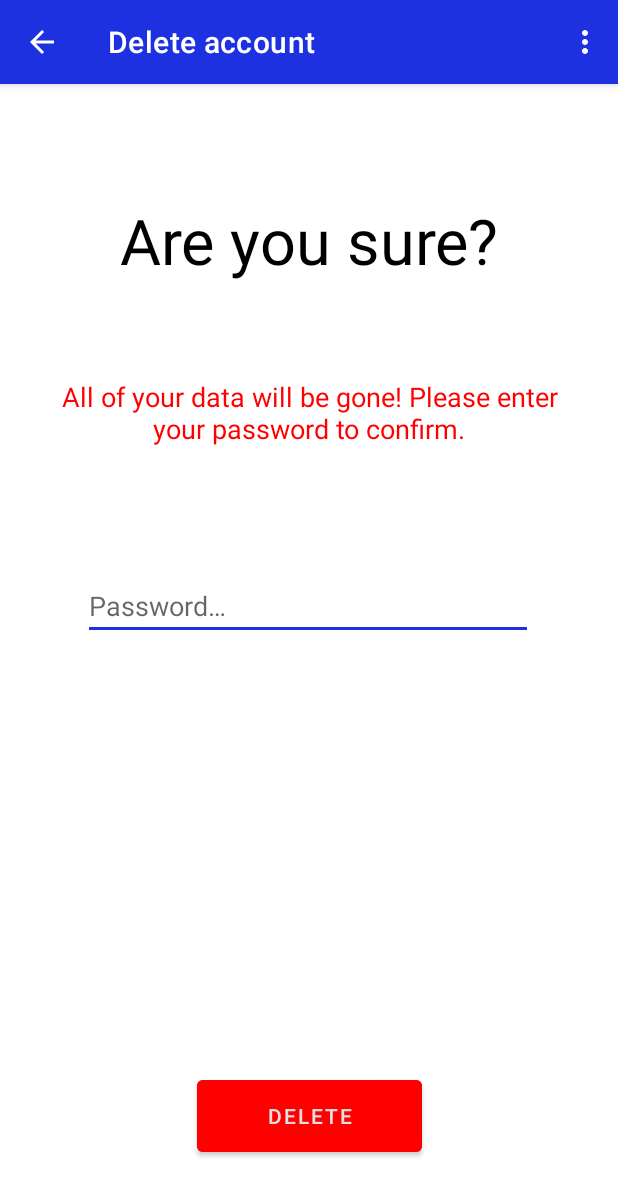
After one commit to Bananenpro/hbank-android-old, an Android app: the DeleteUserActivity screen opened directly, with no data from a screen before it, on a phone screen of 412 x 824 dp. The commit adds this screen. Shown: the top 1196 px of the screen. Run offline under Robolectric (Android 15) with nearby library versions, the phone set to English and light mode, and no system bars.

Commit message:
Add delete user

```diff
--- a/app/src/main/java/de/julianhofmann/h_bank/api/HBankApi.java
+++ b/app/src/main/java/de/julianhofmann/h_bank/api/HBankApi.java
@@ -37,6 +37,9 @@ public interface HBankApi {
     @POST("logout")
     Call<Void> logout(@Header("Authorization") String authorization);
 
+    @DELETE("user/{name}")
+    Call<Void> delete(@Path("name") String name, @Header("Authorization") String authorization);
+
     @POST("transaction")
     Call<Void> transferMoney(@Body TransferMoneyModel model, @Header("Authorization") String authorization);
 
--- a/app/src/main/java/de/julianhofmann/h_bank/ui/auth/LoginActivity.java
+++ b/app/src/main/java/de/julianhofmann/h_bank/ui/auth/LoginActivity.java
@@ -9,7 +9,6 @@ import android.hardware.biometrics.BiometricPrompt;
 import android.os.Bundle;
 import android.os.CancellationSignal;
 import android.os.Handler;
-import android.util.Log;
 import android.view.View;
 import android.widget.Button;
 import android.widget.EditText;
--- a/app/src/main/java/de/julianhofmann/h_bank/ui/main/MainActivity.java
+++ b/app/src/main/java/de/julianhofmann/h_bank/ui/main/MainActivity.java
@@ -44,7 +44,7 @@ import java.util.Objects;
 
 import de.julianhofmann.h_bank.BuildConfig;
 import de.julianhofmann.h_bank.R;
-import de.julianhofmann.h_bank.ui.system.ServerInfoActivity;
+import de.julianhofmann.h_bank.ui.system.InfoActivity;
 import de.julianhofmann.h_bank.ui.system.SettingsActivity;
 import de.julianhofmann.h_bank.api.RetrofitService;
 import de.julianhofmann.h_bank.api.models.LogModel;
@@ -153,7 +153,7 @@ public class MainActivity extends AppCompatActivity {
     }
 
     private void serverInfo() {
-        Intent i = new Intent(this, ServerInfoActivity.class);
+        Intent i = new Intent(this, InfoActivity.class);
         startActivity(i);
     }
 
--- a/app/src/main/java/de/julianhofmann/h_bank/ui/main/log/LogItemInfoActivity.java
+++ b/app/src/main/java/de/julianhofmann/h_bank/ui/main/log/LogItemInfoActivity.java
@@ -23,7 +23,7 @@ import de.julianhofmann.h_bank.R;
 import de.julianhofmann.h_bank.api.RetrofitService;
 import de.julianhofmann.h_bank.api.models.LogModel;
 import de.julianhofmann.h_bank.ui.auth.LoginActivity;
-import de.julianhofmann.h_bank.ui.system.ServerInfoActivity;
+import de.julianhofmann.h_bank.ui.system.InfoActivity;
 import de.julianhofmann.h_bank.ui.system.SettingsActivity;
 import de.julianhofmann.h_bank.util.UpdateService;
 import retrofit2.Call;
@@ -125,7 +125,7 @@ public class LogItemInfoActivity extends AppCompatActivity {
     }
 
     private void serverInfo() {
-        Intent i = new Intent(this, ServerInfoActivity.class);
+        Intent i = new Intent(this, InfoActivity.class);
         startActivity(i);
     }
 
--- a/app/src/main/java/de/julianhofmann/h_bank/ui/main/user_list/UserInfoActivity.java
+++ b/app/src/main/java/de/julianhofmann/h_bank/ui/main/user_list/UserInfoActivity.java
@@ -25,7 +25,7 @@ import de.julianhofmann.h_bank.R;
 import de.julianhofmann.h_bank.api.RetrofitService;
 import de.julianhofmann.h_bank.api.models.UserModel;
 import de.julianhofmann.h_bank.ui.auth.LoginActivity;
-import de.julianhofmann.h_bank.ui.system.ServerInfoActivity;
+import de.julianhofmann.h_bank.ui.system.InfoActivity;
 import de.julianhofmann.h_bank.ui.system.SettingsActivity;
 import de.julianhofmann.h_bank.ui.transaction.PaymentPlanActivity;
 import de.julianhofmann.h_bank.ui.transaction.TransferMoneyActivity;
@@ -97,7 +97,7 @@ public class UserInfoActivity extends AppCompatActivity {
     }
 
     private void serverInfo() {
-        Intent i = new Intent(this, ServerInfoActivity.class);
+        Intent i = new Intent(this, InfoActivity.class);
         startActivity(i);
     }
 
--- a/app/src/main/java/de/julianhofmann/h_bank/ui/system/ServerInfoActivity.java
+++ b/app/src/main/java/de/julianhofmann/h_bank/ui/system/InfoActivity.java
@@ -19,12 +19,12 @@ import de.julianhofmann.h_bank.api.RetrofitService;
 import de.julianhofmann.h_bank.ui.auth.LoginActivity;
 import de.julianhofmann.h_bank.util.UpdateService;
 
-public class ServerInfoActivity extends AppCompatActivity {
+public class InfoActivity extends AppCompatActivity {
 
     @Override
     protected void onCreate(Bundle savedInstanceState) {
         super.onCreate(savedInstanceState);
-        setContentView(R.layout.activity_server_info);
+        setContentView(R.layout.activity_info);
     }
 
 
@@ -62,7 +62,7 @@ public class ServerInfoActivity extends AppCompatActivity {
     }
 
     private void serverInfo() {
-        Intent i = new Intent(this, ServerInfoActivity.class);
+        Intent i = new Intent(this, InfoActivity.class);
         startActivity(i);
         overridePendingTransition(0, 0);
         finish();
--- a/app/src/main/java/de/julianhofmann/h_bank/ui/transaction/CreatePaymentPlanActivity.java
+++ b/app/src/main/java/de/julianhofmann/h_bank/ui/transaction/CreatePaymentPlanActivity.java
@@ -26,7 +26,7 @@ import de.julianhofmann.h_bank.R;
 import de.julianhofmann.h_bank.api.RetrofitService;
 import de.julianhofmann.h_bank.api.models.PaymentPlanModel;
 import de.julianhofmann.h_bank.ui.auth.LoginActivity;
-import de.julianhofmann.h_bank.ui.system.ServerInfoActivity;
+import de.julianhofmann.h_bank.ui.system.InfoActivity;
 import de.julianhofmann.h_bank.ui.system.SettingsActivity;
 import de.julianhofmann.h_bank.util.UpdateService;
 import retrofit2.Call;
@@ -94,7 +94,7 @@ public class CreatePaymentPlanActivity extends AppCompatActivity {
     }
 
     private void serverInfo() {
-        Intent i = new Intent(this, ServerInfoActivity.class);
+        Intent i = new Intent(this, InfoActivity.class);
         startActivity(i);
     }
 
--- a/app/src/main/java/de/julianhofmann/h_bank/ui/transaction/PaymentPlanActivity.java
+++ b/app/src/main/java/de/julianhofmann/h_bank/ui/transaction/PaymentPlanActivity.java
@@ -5,14 +5,12 @@ import android.annotation.SuppressLint;
 import android.content.Intent;
 import android.content.pm.PackageManager;
 import android.os.Bundle;
-import android.util.Log;
 import android.view.Menu;
 import android.view.MenuInflater;
 import android.view.MenuItem;
 import android.view.View;
 import android.widget.LinearLayout;
 import android.widget.TextView;
-import android.widget.Toast;
 
 import androidx.annotation.NonNull;
 import androidx.appcompat.app.ActionBar;
@@ -28,7 +26,7 @@ import de.julianhofmann.h_bank.R;
 import de.julianhofmann.h_bank.api.RetrofitService;
 import de.julianhofmann.h_bank.api.models.PaymentPlanModel;
 import de.julianhofmann.h_bank.ui.auth.LoginActivity;
-import de.julianhofmann.h_bank.ui.system.ServerInfoActivity;
+import de.julianhofmann.h_bank.ui.system.InfoActivity;
 import de.julianhofmann.h_bank.ui.system.SettingsActivity;
 import de.julianhofmann.h_bank.util.UpdateService;
 import retrofit2.Call;
@@ -95,7 +93,7 @@ public class PaymentPlanActivity extends AppCompatActivity {
     }
 
     private void serverInfo() {
-        Intent i = new Intent(this, ServerInfoActivity.class);
+        Intent i = new Intent(this, InfoActivity.class);
         startActivity(i);
     }
 
--- a/app/src/main/java/de/julianhofmann/h_bank/ui/transaction/PaymentPlanInfoActivity.java
+++ b/app/src/main/java/de/julianhofmann/h_bank/ui/transaction/PaymentPlanInfoActivity.java
@@ -28,7 +28,7 @@ import de.julianhofmann.h_bank.R;
 import de.julianhofmann.h_bank.api.RetrofitService;
 import de.julianhofmann.h_bank.api.models.PaymentPlanModel;
 import de.julianhofmann.h_bank.ui.auth.LoginActivity;
-import de.julianhofmann.h_bank.ui.system.ServerInfoActivity;
+import de.julianhofmann.h_bank.ui.system.InfoActivity;
 import de.julianhofmann.h_bank.ui.system.SettingsActivity;
 import de.julianhofmann.h_bank.util.BalanceCache;
 import de.julianhofmann.h_bank.util.UpdateService;
@@ -158,7 +158,7 @@ public class PaymentPlanInfoActivity extends AppCompatActivity {
     }
 
     private void serverInfo() {
-        Intent i = new Intent(this, ServerInfoActivity.class);
+        Intent i = new Intent(this, InfoActivity.class);
         startActivity(i);
     }
 
--- a/app/src/main/java/de/julianhofmann/h_bank/ui/transaction/TransferMoneyActivity.java
+++ b/app/src/main/java/de/julianhofmann/h_bank/ui/transaction/TransferMoneyActivity.java
@@ -25,7 +25,7 @@ import de.julianhofmann.h_bank.R;
 import de.julianhofmann.h_bank.api.RetrofitService;
 import de.julianhofmann.h_bank.api.models.TransferMoneyModel;
 import de.julianhofmann.h_bank.ui.auth.LoginActivity;
-import de.julianhofmann.h_bank.ui.system.ServerInfoActivity;
+import de.julianhofmann.h_bank.ui.system.InfoActivity;
 import de.julianhofmann.h_bank.ui.system.SettingsActivity;
 import de.julianhofmann.h_bank.util.UpdateService;
 import retrofit2.Call;
@@ -89,7 +89,7 @@ public class TransferMoneyActivity extends AppCompatActivity {
     }
 
     private void serverInfo() {
-        Intent i = new Intent(this, ServerInfoActivity.class);
+        Intent i = new Intent(this, InfoActivity.class);
         startActivity(i);
     }
 
--- /dev/null
+++ b/app/src/main/res/layout/activity_delete_user.xml
@@ -0,0 +1,84 @@
+<?xml version="1.0" encoding="utf-8"?>
+<androidx.constraintlayout.widget.ConstraintLayout xmlns:android="http://schemas.android.com/apk/res/android"
+    xmlns:app="http://schemas.android.com/apk/res-auto"
+    xmlns:tools="http://schemas.android.com/tools"
+    android:layout_width="match_parent"
+    android:layout_height="match_parent"
+    tools:context=".ui.system.DeleteUserActivity">
+
+    <TextView
+        android:id="@+id/delete_user_error"
+        android:layout_width="wrap_content"
+        android:layout_height="wrap_content"
+        android:layout_marginTop="56dp"
+        android:textAlignment="center"
+        android:textColor="@color/red"
+        android:textStyle="italic"
+        app:layout_constraintEnd_toEndOf="@+id/delete_account_sure_lbl"
+        app:layout_constraintHorizontal_bias="0.492"
+        app:layout_constraintStart_toStartOf="@+id/delete_account_sure_lbl"
+        app:layout_constraintTop_toBottomOf="@+id/delete_info" />
+
+    <androidx.constraintlayout.widget.ConstraintLayout
+        android:layout_width="300dp"
+        android:layout_height="wrap_content"
+        app:layout_constraintEnd_toEndOf="parent"
+        app:layout_constraintHorizontal_bias="0.495"
+        app:layout_constraintStart_toStartOf="parent"
+        app:layout_constraintTop_toBottomOf="@+id/delete_user_error">
+
+        <EditText
+            android:id="@+id/delete_password"
+            android:layout_width="0dp"
+            android:layout_height="wrap_content"
+            android:layout_marginTop="8dp"
+            android:autofillHints="password"
+            android:backgroundTint="@color/edit_text"
+            android:ems="10"
+            android:hint="@string/password_hint"
+            android:inputType="textPassword"
+            app:layout_constraintBottom_toBottomOf="parent"
+            app:layout_constraintEnd_toEndOf="parent"
+            app:layout_constraintStart_toStartOf="parent"
+            app:layout_constraintTop_toTopOf="parent" />
+    </androidx.constraintlayout.widget.ConstraintLayout>
+
+    <TextView
+        android:id="@+id/delete_account_sure_lbl"
+        android:layout_width="wrap_content"
+        android:layout_height="56dp"
+        android:layout_marginTop="76dp"
+        android:text="@string/sure"
+        android:textAlignment="center"
+        android:textSize="42sp"
+        app:layout_constraintEnd_toEndOf="parent"
+        app:layout_constraintStart_toStartOf="parent"
+        app:layout_constraintTop_toTopOf="parent" />
+
+    <TextView
+        android:id="@+id/delete_info"
+        android:layout_width="0dp"
+        android:layout_height="wrap_content"
+        android:layout_marginStart="32dp"
+        android:layout_marginTop="64dp"
+        android:layout_marginEnd="32dp"
+        android:text="@string/delete_info"
+        android:textAlignment="center"
+        android:textColor="@color/red"
+        android:textSize="18sp"
+        app:layout_constraintEnd_toEndOf="parent"
+        app:layout_constraintStart_toStartOf="parent"
+        app:layout_constraintTop_toBottomOf="@+id/delete_account_sure_lbl" />
+
+    <Button
+        android:id="@+id/delete_user_btn"
+        android:layout_width="150dp"
+        android:layout_height="60dp"
+        android:layout_marginBottom="50dp"
+        android:backgroundTint="@color/red"
+        android:onClick="deleteUser"
+        android:text="@string/delete"
+        app:layout_constraintBottom_toBottomOf="parent"
+        app:layout_constraintEnd_toEndOf="parent"
+        app:layout_constraintStart_toStartOf="parent" />
+</androidx.constraintlayout.widget.ConstraintLayout>
--- a/app/src/main/res/layout/activity_server_info.xml
+++ b/app/src/main/res/layout/activity_info.xml
@@ -4,7 +4,7 @@
     xmlns:tools="http://schemas.android.com/tools"
     android:layout_width="match_parent"
     android:layout_height="match_parent"
-    tools:context=".ui.system.ServerInfoActivity">
+    tools:context=".ui.system.InfoActivity">
 
     <TextView
         android:id="@+id/textView3"
--- a/app/src/main/res/layout/activity_settings.xml
+++ b/app/src/main/res/layout/activity_settings.xml
@@ -13,7 +13,8 @@
         android:layout_marginBottom="50dp"
         android:backgroundTint="@color/red"
         android:backgroundTintMode="add"
-        android:text="@string/delete"
+        android:onClick="deleteUser"
+        android:text="@string/delete_account"
         android:visibility="visible"
         app:layout_constraintBottom_toBottomOf="parent"
         app:layout_constraintEnd_toEndOf="parent"
--- a/app/src/main/res/menu/options_menu.xml
+++ b/app/src/main/res/menu/options_menu.xml
@@ -12,7 +12,7 @@
             android:title="@string/Update" />
         <item
             android:id="@+id/options_server_info"
-            android:title="@string/server_info" />
+            android:title="@string/info" />
     </group>
     <group >
         <item
--- a/app/src/main/res/values/strings.xml
+++ b/app/src/main/res/values/strings.xml
@@ -74,15 +74,16 @@
     <string name="user_does_not_exist">The user doesn\'t exist!</string>
     <string name="sender_cannot_be_the_receiver">The sender and the receiver are equal!</string>
     <string name="settings">Settings</string>
-    <string name="server_info">Server Info</string>
+    <string name="info">Info</string>
     <string name="logout_btn">Sign Out</string>
     <string name="Update">Update</string>
     <string name="up_to_date">The app is up to date!</string>
-    <string name="ok">Ok</string>
+    <string name="ok">OK</string>
     <string name="offline_login">Offline-Sign-In</string>
     <string name="fingerprint_login">Sign in with fingerprint</string>
     <string name="auto_login">Auto-Sign-In</string>
     <string name="check_for_updates">Check for updates</string>
-    <!-- Strings used for fragments for navigation -->
-
+    <string name="delete_account">Delete account</string>
+    <string name="delete_info">All of your data will be gone! Please enter your password to confirm.</string>
+    <string name="wrong_password">Wrong password!</string>
 </resources>
```
Also changed, not shown: app/src/main/AndroidManifest.xml (+11 -6 lines), app/src/main/java/de/julianhofmann/h_bank/ui/system/DeleteUserActivity.java (added, +179 -0 lines), app/src/main/java/de/julianhofmann/h_bank/ui/system/SettingsActivity.java (+6 -1 lines), app/src/main/java/de/julianhofmann/h_bank/util/SettingsService.java (+9 -0 lines), 1 other file.
